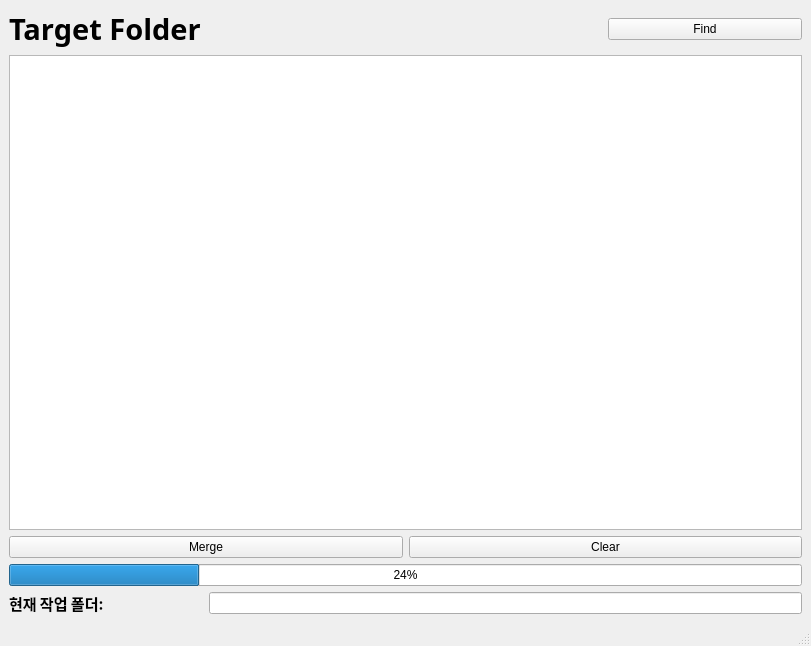
This is dialogui - 복사본.ui in anthem53/MergeFIleInOneFolder as Qt 5 draws it before an edit. The edited form follows.
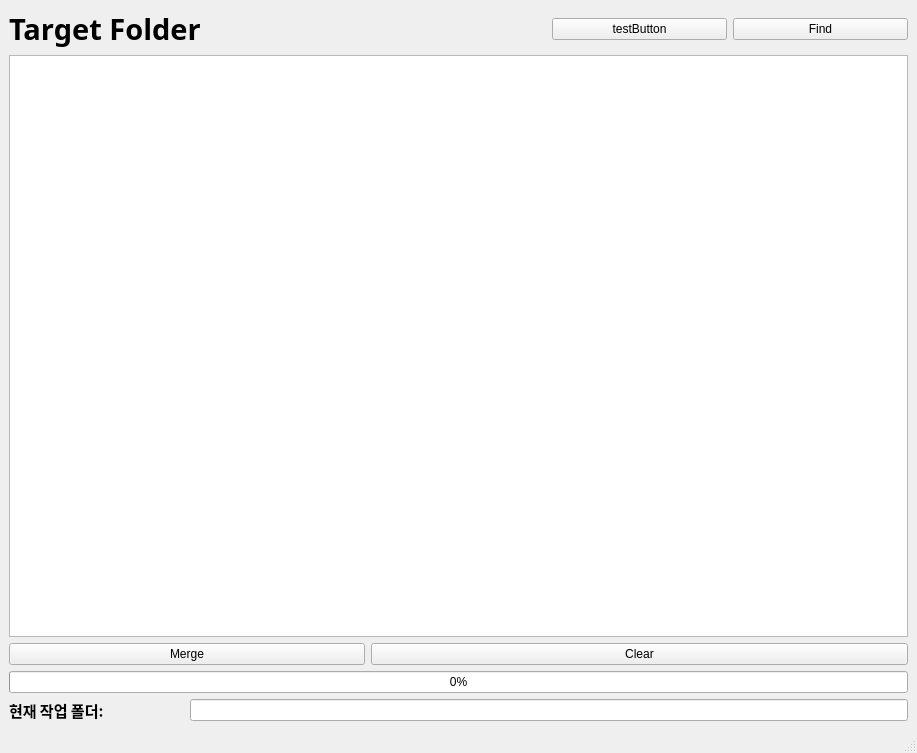
This is the edited form.

Commit message: 저장폴더 위치 변경

```diff
--- a/dialogui - 복사본.ui
+++ b/dialogui - 복사본.ui
@@ -6,8 +6,8 @@
    <rect>
     <x>0</x>
     <y>0</y>
-    <width>811</width>
-    <height>646</height>
+    <width>917</width>
+    <height>753</height>
    </rect>
   </property>
   <property name="windowTitle">
@@ -17,17 +17,39 @@
    <layout class="QGridLayout" name="gridLayout">
     <item row="0" column="0">
      <layout class="QGridLayout" name="gridLayout_2">
-      <item row="4" column="1" colspan="3">
+      <item row="6" column="0" colspan="5">
+       <widget class="QListWidget" name="targetFolderList"/>
+      </item>
+      <item row="9" column="1" colspan="4">
        <widget class="QLineEdit" name="logText">
         <property name="readOnly">
-         <bool>true</bool>
+         <bool>false</bool>
         </property>
        </widget>
       </item>
-      <item row="1" column="0" colspan="4">
-       <widget class="QListWidget" name="targetFolderList"/>
+      <item row="9" column="0">
+       <widget class="QLabel" name="label_2">
+        <property name="font">
+         <font>
+          <family>나눔스퀘어OTF Bold</family>
+          <pointsize>11</pointsize>
+          <weight>75</weight>
+          <bold>true</bold>
+         </font>
+        </property>
+        <property name="text">
+         <string>현재 작업 폴더:</string>
+        </property>
+       </widget>
       </item>
-      <item row="0" column="0" colspan="2">
+      <item row="2" column="4">
+       <widget class="QPushButton" name="findButton">
+        <property name="text">
+         <string>Find</string>
+        </property>
+       </widget>
+      </item>
+      <item row="2" column="0" colspan="2">
        <widget class="QLabel" name="label">
         <property name="font">
          <font>
@@ -42,56 +64,34 @@
         </property>
        </widget>
       </item>
-      <item row="2" column="0" colspan="2">
+      <item row="7" column="0" colspan="2">
        <widget class="QPushButton" name="mergeButton">
         <property name="text">
          <string>Merge</string>
         </property>
        </widget>
       </item>
-      <item row="0" column="3">
-       <widget class="QPushButton" name="findButton">
-        <property name="text">
-         <string>Find</string>
-        </property>
-       </widget>
-      </item>
-      <item row="3" column="0" colspan="4">
-       <widget class="QProgressBar" name="progressBar">
-        <property name="value">
-         <number>24</number>
-        </property>
-       </widget>
-      </item>
-      <item row="4" column="0">
-       <widget class="QLabel" name="label_2">
-        <property name="font">
-         <font>
-          <family>나눔스퀘어OTF Bold</family>
-          <pointsize>11</pointsize>
-          <weight>75</weight>
-          <bold>true</bold>
-         </font>
-        </property>
-        <property name="text">
-         <string>현재 작업 폴더:</string>
-        </property>
-       </widget>
-      </item>
-      <item row="0" column="2">
-       <widget class="QLabel" name="label_3">
-        <property name="text">
-         <string/>
-        </property>
-       </widget>
-      </item>
-      <item row="2" column="2" colspan="2">
+      <item row="7" column="2" colspan="3">
        <widget class="QPushButton" name="clearButton">
         <property name="text">
          <string>Clear</string>
         </property>
        </widget>
       </item>
+      <item row="8" column="0" colspan="5">
+       <widget class="QProgressBar" name="progressBar">
+        <property name="value">
+         <number>0</number>
+        </property>
+       </widget>
+      </item>
+      <item row="2" column="3">
+       <widget class="QPushButton" name="testButton">
+        <property name="text">
+         <string>testButton</string>
+        </property>
+       </widget>
+      </item>
      </layout>
     </item>
    </layout>
```
Left out of the diff: 2 changed lines with no effect on the pictures. The commit also changes 3 other files.
